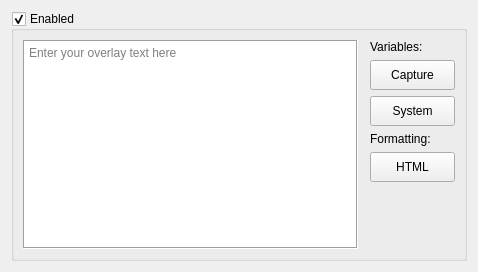
The window that src/display/qt/dialogs/ui/overlay_dialog.ui (mrehkopf/vcs) describes before a commit, drawn with Qt 5.
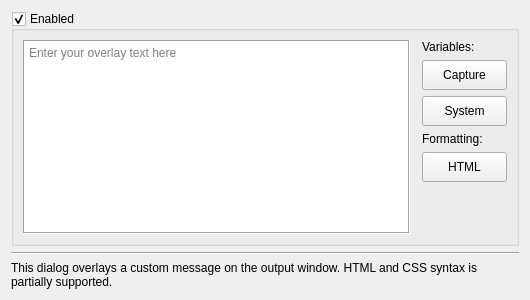
The same window after the commit.

Commit message:
GUI: Add explanatory footer text to dialogs
Appends to each dialog a text label in the footer explaining in brief
what the dialog is for.

```diff
--- a/src/display/qt/dialogs/ui/overlay_dialog.ui
+++ b/src/display/qt/dialogs/ui/overlay_dialog.ui
@@ -6,8 +6,8 @@
    <rect>
     <x>0</x>
     <y>0</y>
-    <width>478</width>
-    <height>272</height>
+    <width>530</width>
+    <height>300</height>
    </rect>
   </property>
   <property name="windowTitle">
@@ -168,6 +168,23 @@
      </layout>
     </widget>
    </item>
+   <item>
+    <widget class="Line" name="line">
+     <property name="orientation">
+      <enum>Qt::Horizontal</enum>
+     </property>
+    </widget>
+   </item>
+   <item>
+    <widget class="QLabel" name="label_notice">
+     <property name="text">
+      <string>This dialog overlays a custom message on the output window. HTML and CSS syntax is partially supported.</string>
+     </property>
+     <property name="wordWrap">
+      <bool>true</bool>
+     </property>
+    </widget>
+   </item>
   </layout>
  </widget>
  <tabstops>
```
The commit also changes 8 other files.
